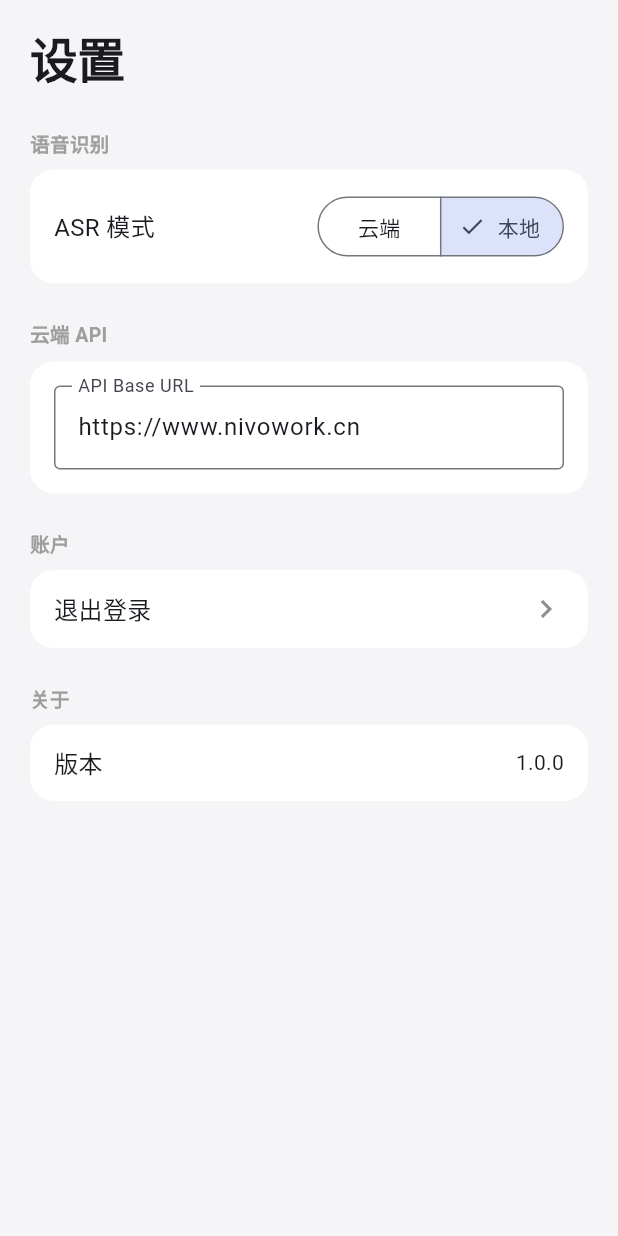
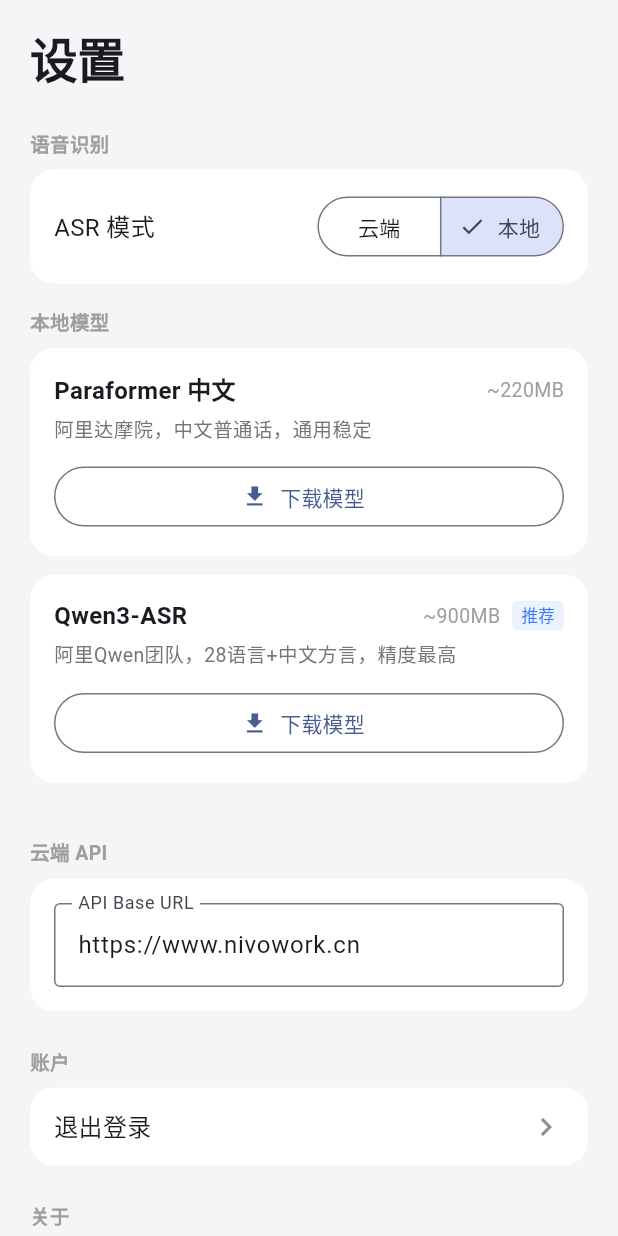
Before and after one commit to SUSTYuxiao/nivo_app_flutter, a Flutter app: the SettingsPage screen opened directly, after a tap on "本地", on a phone screen of 412 x 824 dp. Run offline on Flutter 3.47's test engine with Material 3 defaults, Android fonts, the phone set to English and light mode, and no system bars; our stand-ins replace dio, flutter_markdown, shared_preferences, supabase_flutter; missing offline and left inert: record, sherpa_onnx; accounts and stored records are empty; network calls fail.

Commit message:
feat: 端侧 ASR 真实实现 (sherpa_onnx) + 模型下载管理
Replace SherpaAsr stub with real sherpa_onnx offline recognition,
model download/delete lifecycle, and settings UI for local model cards.

Co-Authored-By: Claude Opus 4.6 <noreply@anthropic.com>

```diff
--- /dev/null
+++ b/lib/core/services/asr/asr_models.dart
@@ -0,0 +1,60 @@
+/// ASR model type for sherpa-onnx config dispatch.
+enum AsrModelType { paraformer, qwen3 }
+
+/// Metadata for an on-device ASR model.
+class AsrModelInfo {
+  final String id;
+  final String name;
+  final String sizeLabel;
+  final String description;
+  final List<String> files;
+  final String baseUrl;
+  final AsrModelType modelType;
+  final bool isRecommended;
+  final bool isAvailable;
+
+  const AsrModelInfo({
+    required this.id,
+    required this.name,
+    required this.sizeLabel,
+    required this.description,
+    required this.files,
+    required this.baseUrl,
+    required this.modelType,
+    this.isRecommended = false,
+    this.isAvailable = true,
+  });
+}
+
+/// Available on-device ASR models.
+const kAsrModels = [
+  AsrModelInfo(
+    id: 'paraformer-zh',
+    name: 'Paraformer 中文',
+    sizeLabel: '~220MB',
+    description: '阿里达摩院，中文普通话，通用稳定',
+    files: ['model.int8.onnx', 'tokens.txt'],
+    baseUrl:
+        'https://hf-mirror.com/csukuangfj/sherpa-onnx-paraformer-zh-2023-09-14/resolve/main',
+    modelType: AsrModelType.paraformer,
+  ),
+  AsrModelInfo(
+    id: 'qwen3-asr',
+    name: 'Qwen3-ASR',
+    sizeLabel: '~900MB',
+    description: '阿里Qwen团队，28语言+中文方言，精度最高',
+    files: [
+      'model_0.6B/conv_frontend.onnx',
+      'model_0.6B/encoder.int8.onnx',
+      'model_0.6B/decoder.int8.onnx',
+      'tokenizer/tokenizer_config.json',
+      'tokenizer/vocab.json',
+      'tokenizer/merges.txt',
+    ],
+    baseUrl:
+        'https://modelscope.cn/models/zengshuishui/Qwen3-ASR-onnx/resolve/master',
+    modelType: AsrModelType.qwen3,
+    isRecommended: true,
+    isAvailable: true,
+  ),
+];
--- a/lib/features/settings/settings_page.dart
+++ b/lib/features/settings/settings_page.dart
@@ -1,11 +1,26 @@
 import 'package:flutter/material.dart';
 import 'package:provider/provider.dart';
 import '../../core/constants.dart';
+import '../../core/services/asr/asr_models.dart';
 import '../login/login_provider.dart';
 import 'settings_provider.dart';
 
-class SettingsPage extends StatelessWidget {
+class SettingsPage extends StatefulWidget {
   const SettingsPage({super.key});
+
+  @override
+  State<SettingsPage> createState() => _SettingsPageState();
+}
+
+class _SettingsPageState extends State<SettingsPage> {
+  @override
+  void initState() {
+    super.initState();
+    // Refresh model download status when page opens
+    WidgetsBinding.instance.addPostFrameCallback((_) {
+      context.read<SettingsProvider>().refreshModelStatus();
+    });
+  }
 
   @override
   Widget build(BuildContext context) {
@@ -45,6 +60,15 @@ class SettingsPage extends StatelessWidget {
                     ],
                   ),
                 ),
+                if (settings.asrMode == AsrMode.local) ...[
+                  const SizedBox(height: 16),
+                  _sectionLabel('本地模型'),
+                  const SizedBox(height: 8),
+                  ...kAsrModels.map((model) => Padding(
+                        padding: const EdgeInsets.only(bottom: 12),
+                        child: _modelCard(context, settings, model),
+                      )),
+                ],
                 const SizedBox(height: 24),
                 _sectionLabel('云端 API'),
                 const SizedBox(height: 8),
@@ -82,6 +106,121 @@ class SettingsPage extends StatelessWidget {
             );
           },
         ),
+      ),
+    );
+  }
+
+  Widget _modelCard(
+      BuildContext context, SettingsProvider settings, AsrModelInfo model) {
+    final isDownloaded = settings.isModelDownloaded(model.id);
+    final isDownloading =
+        settings.isDownloadingModel && settings.downloadingModelId == model.id;
+
+    return _card(
+      child: Padding(
+        padding: const EdgeInsets.all(16),
+        child: Column(
+          crossAxisAlignment: CrossAxisAlignment.start,
+          children: [
+            Row(
+              children: [
+                Expanded(
+                  child: Text(
+                    model.name,
+                    style: const TextStyle(
+                        fontSize: 16, fontWeight: FontWeight.w600),
+                  ),
+                ),
+                Text(model.sizeLabel,
+                    style: TextStyle(
+                        fontSize: 13, color: Colors.grey.shade500)),
+                if (model.isRecommended) ...[
+                  const SizedBox(width: 8),
+                  Container(
+                    padding:
+                        const EdgeInsets.symmetric(horizontal: 6, vertical: 2),
+                    decoration: BoxDecoration(
+                      color: AppColors.accent.withValues(alpha: 0.1),
+                      borderRadius: BorderRadius.circular(4),
+                    ),
+                    child: const Text('推荐',
+                        style:
+                            TextStyle(fontSize: 11, color: AppColors.accent)),
+                  ),
+                ],
+              ],
+            ),
+            const SizedBox(height: 4),
+            Text(model.description,
+                style: TextStyle(fontSize: 13, color: Colors.grey.shade600)),
+            const SizedBox(height: 12),
+            if (isDownloading) ...[
+              ClipRRect(
+                borderRadius: BorderRadius.circular(4),
+                child: LinearProgressIndicator(
+                  value: settings.modelDownloadProgress,
+                  minHeight: 6,
+                  backgroundColor: Colors.grey.shade200,
+                  valueColor:
+                      const AlwaysStoppedAnimation<Color>(AppColors.accent),
+                ),
+              ),
+              const SizedBox(height: 6),
+              Text(
+                '下载中 ${(settings.modelDownloadProgress * 100).toStringAsFixed(0)}%',
+                style: TextStyle(fontSize: 12, color: Colors.grey.shade500),
+              ),
+            ] else if (isDownloaded) ...[
+              Row(
+                children: [
+                  const Icon(Icons.check_circle,
+                      size: 18, color: AppColors.success),
+                  const SizedBox(width: 6),
+                  const Text('已下载',
+                      style:
+                          TextStyle(fontSize: 13, color: AppColors.success)),
+                  const Spacer(),
+                  TextButton(
+                    onPressed: () => _confirmDelete(context, settings, model),
+                    child: const Text('删除',
+                        style: TextStyle(fontSize: 13, color: Colors.red)),
+                  ),
+                ],
+              ),
+            ] else ...[
+              SizedBox(
+                width: double.infinity,
+                child: OutlinedButton.icon(
+                  onPressed: () => settings.startModelDownload(model.id),
+                  icon: const Icon(Icons.download, size: 18),
+                  label: const Text('下载模型'),
+                ),
+              ),
+            ],
+          ],
+        ),
+      ),
+    );
+  }
+
+  void _confirmDelete(
+      BuildContext context, SettingsProvider settings, AsrModelInfo model) {
+    showDialog(
+      context: context,
+      builder: (ctx) => AlertDialog(
+        title: const Text('删除模型'),
+        content: Text('确定删除 ${model.name} 吗？'),
+        actions: [
+          TextButton(
+              onPressed: () => Navigator.pop(ctx), child: const Text('取消')),
+          TextButton(
+            onPressed: () {
+              Navigator.pop(ctx);
+              settings.deleteModel(model.id);
+            },
+            child: const Text('删除', style: TextStyle(color: Colors.red)),
+          ),
+        ],
       ),
     );
   }
--- a/lib/features/settings/settings_provider.dart
+++ b/lib/features/settings/settings_provider.dart
@@ -1,17 +1,39 @@
+import 'dart:async';
+
 import 'package:flutter/foundation.dart';
 import 'package:shared_preferences/shared_preferences.dart';
 import '../../core/constants.dart';
+import '../../core/services/asr/asr_models.dart';
+import '../../core/services/asr/sherpa_asr.dart';
 
 class SettingsProvider extends ChangeNotifier {
   late SharedPreferences _prefs;
+  SherpaAsr? _sherpaAsr;
 
   AsrMode _asrMode = AsrMode.cloud;
   String _cloudApiBaseUrl = apiBaseUrl;
   String _asrModelId = '';
 
+  double _modelDownloadProgress = 0.0;
+  bool _isDownloadingModel = false;
+  String? _downloadingModelId;
+
+  // Track which models are downloaded
+  final Map<String, bool> _modelDownloadStatus = {};
+
   AsrMode get asrMode => _asrMode;
   String get cloudApiBaseUrl => _cloudApiBaseUrl;
   String get asrModelId => _asrModelId;
+  double get modelDownloadProgress => _modelDownloadProgress;
+  bool get isDownloadingModel => _isDownloadingModel;
+  String? get downloadingModelId => _downloadingModelId;
+
+  void setSherpaAsr(SherpaAsr asr) {
+    _sherpaAsr = asr;
+  }
+
+  bool isModelDownloaded(String modelId) =>
+      _modelDownloadStatus[modelId] ?? false;
 
   Future<void> init() async {
     _prefs = await SharedPreferences.getInstance();
@@ -20,6 +42,45 @@ class SettingsProvider extends ChangeNotifier {
     );
     _cloudApiBaseUrl = _prefs.getString('cloud_api_base_url') ?? apiBaseUrl;
     _asrModelId = _prefs.getString('asr_model_id') ?? '';
+  }
+
+  /// Refresh download status for all known models.
+  Future<void> refreshModelStatus() async {
+    if (_sherpaAsr == null) return;
+    for (final model in kAsrModels) {
+      _modelDownloadStatus[model.id] =
+          await _sherpaAsr!.isModelDownloaded(model.id);
+    }
+    notifyListeners();
+  }
+
+  Future<void> startModelDownload(String modelId) async {
+    if (_sherpaAsr == null || _isDownloadingModel) return;
+    _isDownloadingModel = true;
+    _downloadingModelId = modelId;
+    _modelDownloadProgress = 0.0;
+    notifyListeners();
+
+    try {
+      await for (final progress in _sherpaAsr!.downloadModel(modelId)) {
+        _modelDownloadProgress = progress;
+        notifyListeners();
+      }
+      _modelDownloadStatus[modelId] = true;
+    } catch (e) {
+      // Download failed — leave status as not downloaded
+    } finally {
+      _isDownloadingModel = false;
+      _downloadingModelId = null;
+      notifyListeners();
+    }
+  }
+
+  Future<void> deleteModel(String modelId) async {
+    if (_sherpaAsr == null) return;
+    await _sherpaAsr!.deleteModel(modelId);
+    _modelDownloadStatus[modelId] = false;
+    notifyListeners();
   }
 
   Future<void> setAsrMode(AsrMode mode) async {
--- a/lib/main.dart
+++ b/lib/main.dart
@@ -32,6 +32,8 @@ void main() async {
   final audioService = AudioService();
   final cloudAsr = CloudAsr();
   final sherpaAsr = SherpaAsr();
+  await sherpaAsr.init();
+  settingsProvider.setSherpaAsr(sherpaAsr);
   final asrRouter = AsrRouter(
     cloud: cloudAsr,
     sherpa: sherpaAsr,
```
Also changed, not shown: lib/core/services/asr/sherpa_asr.dart (+209 -7 lines), 1 other file.
